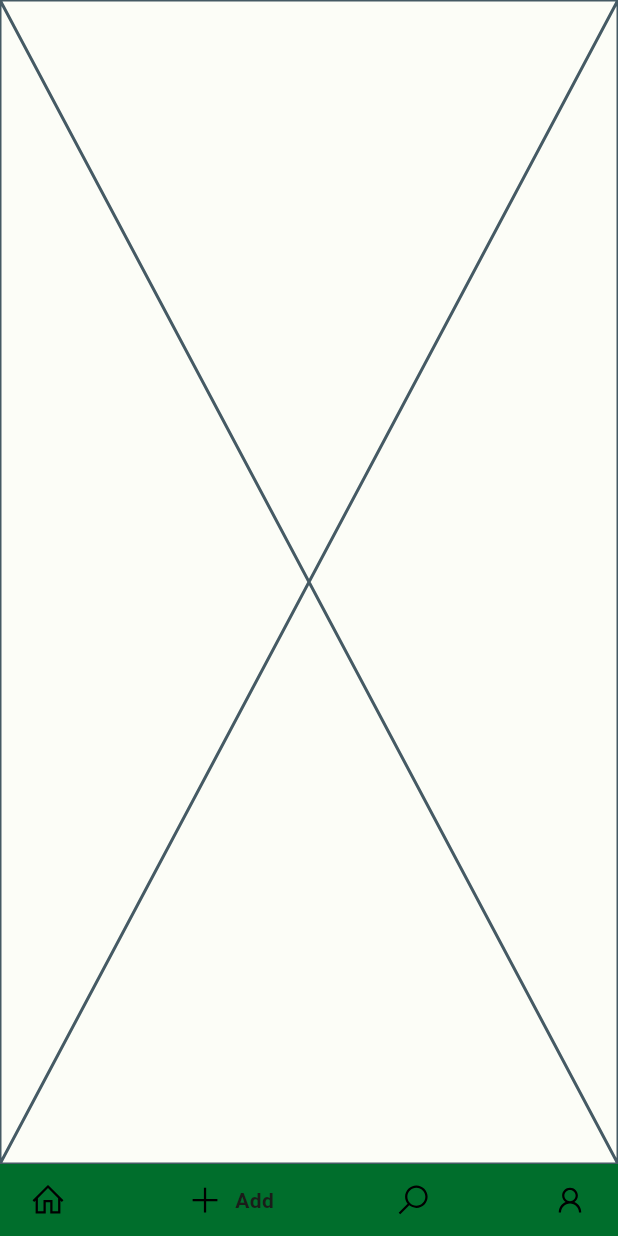
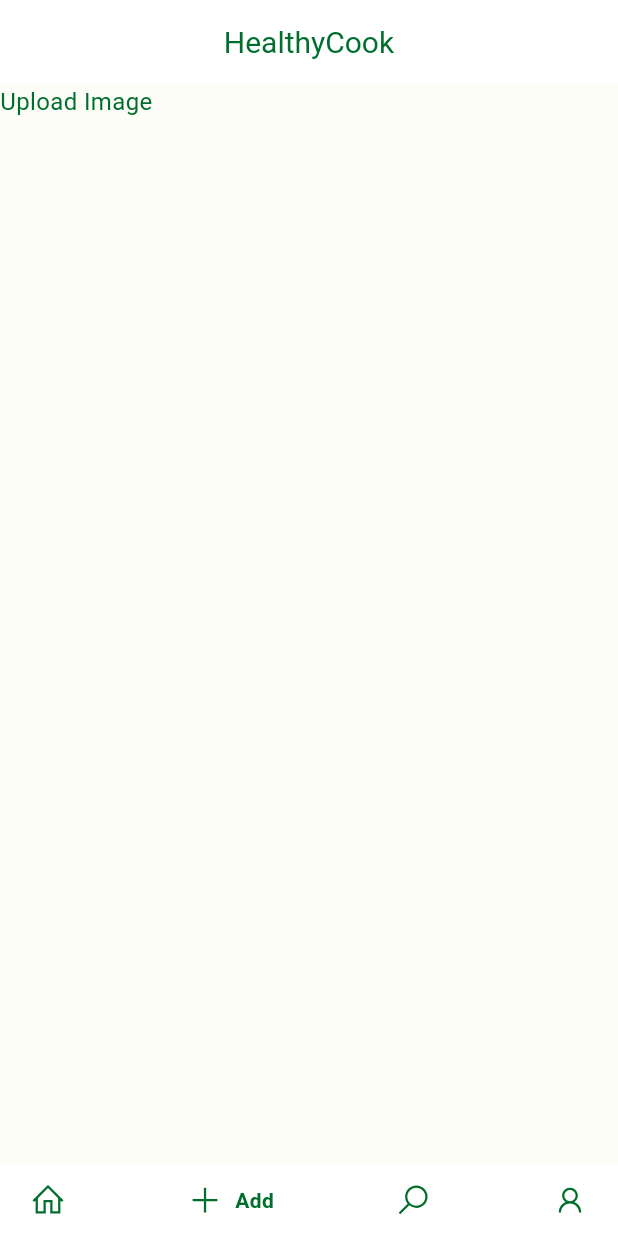
Before and after one commit to moisescorreaa/healthy-cook, a Flutter app: the HomePage screen opened by its route, swiped to page 2, on a phone screen of 412 x 824 dp. Run offline on Flutter 3.47's test engine with Material 2 defaults, Android fonts, the phone set to English and light mode, and no system bars; drawn by our look-alikes of google_nav_bar; our stand-ins replace firebase_core, line_icons; accounts and stored records are empty.

Commit message:
Arrumando navBar, definindo cores e começando a add_page

```diff
--- /dev/null
+++ b/lib/components/add_recipe_form.dart
@@ -0,0 +1,32 @@
+import 'package:flutter/material.dart';
+import 'package:healthy_cook/components/colors_theme_fix.dart';
+
+class AddRecipeForm extends StatefulWidget {
+  const AddRecipeForm({super.key});
+
+  @override
+  State<AddRecipeForm> createState() => _AddRecipeFormState();
+}
+
+class _AddRecipeFormState extends State<AddRecipeForm> {
+  @override
+  Widget build(BuildContext context) {
+    return Form(
+      child: Column(
+        children: [
+          Row(
+            children: [
+              Text(
+                'Upload Image',
+                style: TextStyle(
+                  color: foregroundColor,
+                  fontSize: 16.0,
+                ),
+              ),
+            ],
+          ),
+        ],
+      ),
+    );
+  }
+}
--- /dev/null
+++ b/lib/components/colors_theme_fix.dart
@@ -0,0 +1,18 @@
+import 'package:flutter/material.dart';
+import 'package:healthy_cook/color_scheme.dart';
+
+Color backgroundColor = lightColorScheme.onPrimary;
+Color foregroundColor = lightColorScheme.primary;
+Color activeColor = lightColorScheme.primary;
+
+changeNavTheme(context) {
+  if (Theme.of(context).brightness == Brightness.dark) {
+    backgroundColor = darkColorScheme.onPrimary;
+    foregroundColor = darkColorScheme.primary;
+    activeColor = darkColorScheme.primary;
+  } else {
+    backgroundColor = lightColorScheme.onPrimary;
+    foregroundColor = lightColorScheme.primary;
+    activeColor = lightColorScheme.primary;
+  }
+}
--- a/lib/views/add_page.dart
+++ b/lib/views/add_page.dart
@@ -1,4 +1,6 @@
 import 'package:flutter/material.dart';
+import 'package:healthy_cook/components/add_recipe_form.dart';
+import 'package:healthy_cook/components/colors_theme_fix.dart';
 
 class AddPage extends StatefulWidget {
   const AddPage({super.key});
@@ -10,6 +12,20 @@ class AddPage extends StatefulWidget {
 class _AddPageState extends State<AddPage> {
   @override
   Widget build(BuildContext context) {
-    return const Placeholder();
+    return Scaffold(
+        appBar: AppBar(
+          title: const Text(
+            'HealthyCook',
+            style: TextStyle(fontSize: 20),
+          ),
+          backgroundColor: backgroundColor,
+          foregroundColor: foregroundColor,
+          automaticallyImplyLeading: false,
+          centerTitle: true,
+        ),
+        body: const SingleChildScrollView(
+          physics: AlwaysScrollableScrollPhysics(),
+          child: AddRecipeForm(),
+        ));
   }
 }
--- a/lib/views/home_page.dart
+++ b/lib/views/home_page.dart
@@ -1,6 +1,6 @@
 import 'package:flutter/material.dart';
 import 'package:google_nav_bar/google_nav_bar.dart';
-import 'package:healthy_cook/color_scheme.dart';
+import 'package:healthy_cook/components/colors_theme_fix.dart';
 import 'package:healthy_cook/views/add_page.dart';
 import 'package:healthy_cook/views/initial_page.dart';
 import 'package:healthy_cook/views/profile_page.dart';
@@ -17,7 +17,6 @@ class HomePage extends StatefulWidget {
 class _HomePageState extends State<HomePage> {
   int selectedPage = 0;
   late PageController pController;
-  Color navBarBackgroundColor = lightColorScheme.primary;
 
   @override
   void initState() {
@@ -33,12 +32,7 @@ class _HomePageState extends State<HomePage> {
 
   @override
   Widget build(BuildContext context) {
-    if (Theme.of(context).brightness == Brightness.dark) {
-      navBarBackgroundColor = darkColorScheme.primary;
-    } else {
-      navBarBackgroundColor = lightColorScheme.primary;
-    }
-
+    changeNavTheme(context);
     return Scaffold(
       body: PageView(
         controller: pController,
@@ -75,7 +69,9 @@ class _HomePageState extends State<HomePage> {
             text: 'Profile',
           )
         ],
-        backgroundColor: navBarBackgroundColor,
+        backgroundColor: backgroundColor,
+        color: foregroundColor,
+        activeColor: activeColor,
         onTabChange: (page) => pController.animateToPage(page,
             duration: const Duration(milliseconds: 400), curve: Curves.easeIn),
       ),
```
Also changed, not shown: lib/views/initial_page.dart (+9 -2 lines), lib/views/profile_page.dart (+10 -1 lines), lib/views/search_page.dart (+10 -1 lines).
